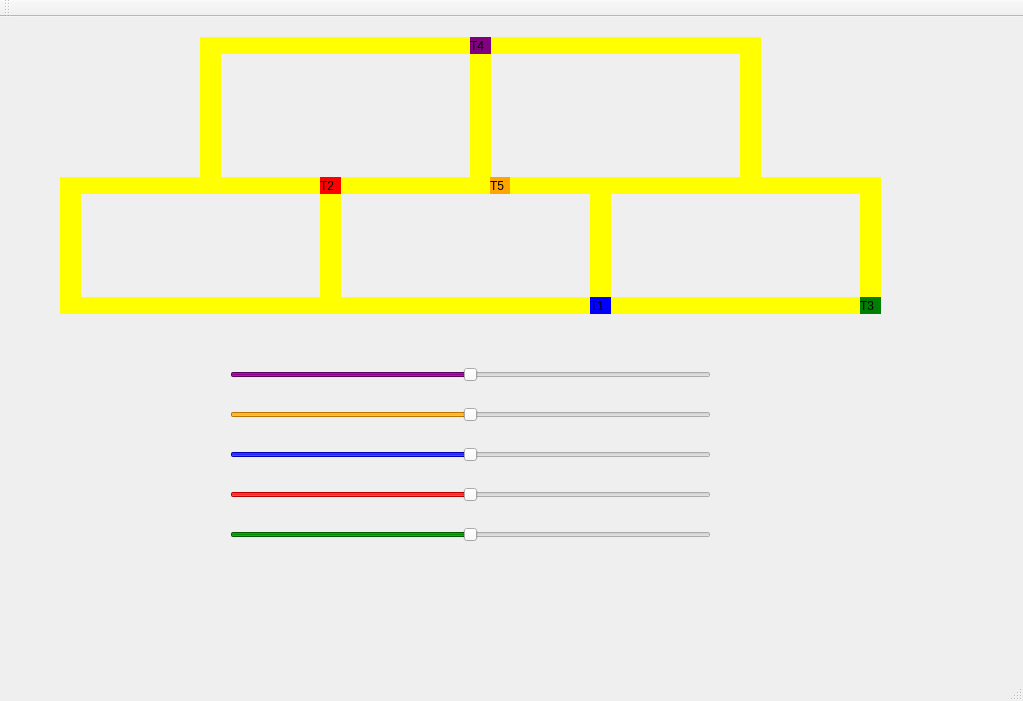
Old version of the form Trabalho_2/mainwindow.ui in the repository LucasAgnez/Sistemas-Operacionais.
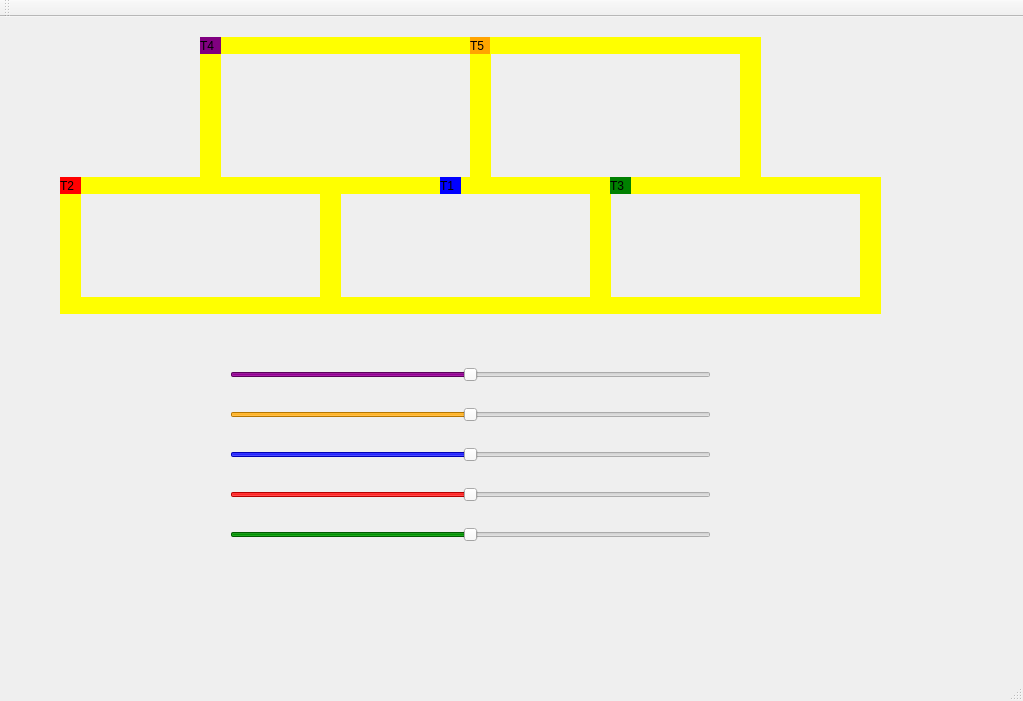
New version of the form.

```diff
--- a/Trabalho_2/mainwindow.ui
+++ b/Trabalho_2/mainwindow.ui
@@ -17,8 +17,8 @@
    <widget class="QLabel" name="label_trem3">
     <property name="geometry">
      <rect>
-      <x>590</x>
-      <y>280</y>
+      <x>440</x>
+      <y>160</y>
       <width>21</width>
       <height>17</height>
      </rect>
@@ -145,7 +145,7 @@
    <widget class="QLabel" name="label_trem4">
     <property name="geometry">
      <rect>
-      <x>320</x>
+      <x>60</x>
       <y>160</y>
       <width>21</width>
       <height>17</height>
@@ -289,8 +289,8 @@
    <widget class="QLabel" name="label_trem5">
     <property name="geometry">
      <rect>
-      <x>860</x>
-      <y>280</y>
+      <x>610</x>
+      <y>160</y>
       <width>21</width>
       <height>17</height>
      </rect>
@@ -305,7 +305,7 @@
    <widget class="QLabel" name="label_trem1">
     <property name="geometry">
      <rect>
-      <x>470</x>
+      <x>200</x>
       <y>20</y>
       <width>21</width>
       <height>17</height>
@@ -321,8 +321,8 @@
    <widget class="QLabel" name="label_trem2">
     <property name="geometry">
      <rect>
-      <x>490</x>
-      <y>160</y>
+      <x>470</x>
+      <y>20</y>
       <width>20</width>
       <height>17</height>
      </rect>
```
